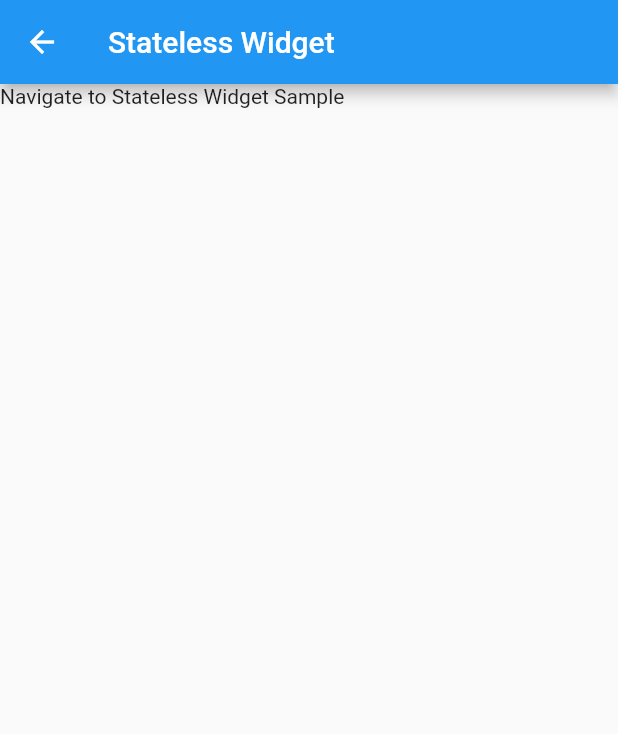
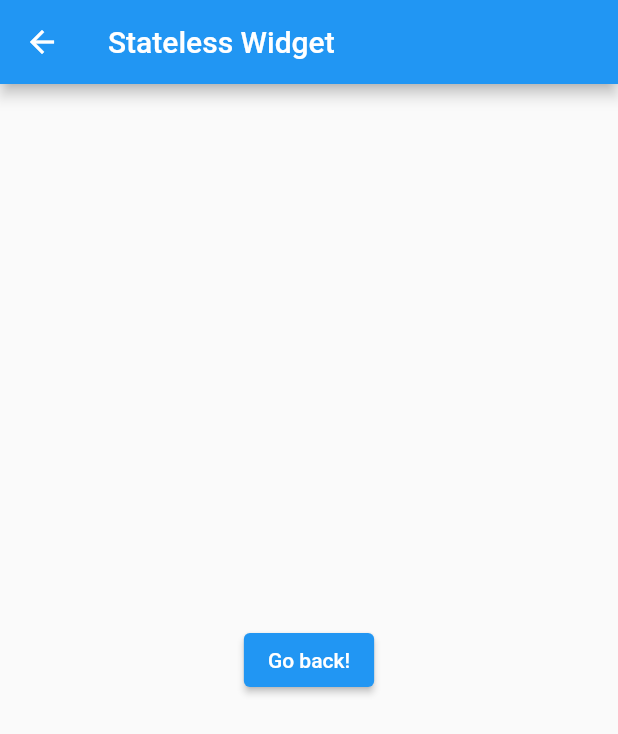
Before and after one commit to takashi-engineering/flutter-app, a Flutter app: the NavigateToStatelessWidget screen opened directly, on a phone screen of 412 x 824 dp. Shown: the top 734 px of the screen. Run offline on Flutter 3.47's test engine with Material 2 defaults, Android fonts, the phone set to English and light mode, and no system bars.

Commit message:
go backボタンを実装

```diff
--- a/lib/navigation_sample/navigate_to_stateful_widget.dart
+++ b/lib/navigation_sample/navigate_to_stateful_widget.dart
@@ -10,6 +10,7 @@ class NavigateToStatefulWidget extends StatefulWidget {
 class _NavigateToStatefulWidget extends State<NavigateToStatefulWidget> {
   @override
   Widget build(BuildContext context) {
+    // 画面部分を構築する部分
     return Scaffold(
       appBar: AppBar(
         title: const Text('Stateful Widget'),
--- a/lib/navigation_sample/navigate_to_stateless_widget.dart
+++ b/lib/navigation_sample/navigate_to_stateless_widget.dart
@@ -5,14 +5,30 @@ class NavigateToStatelessWidget extends StatelessWidget {
 
   @override
   Widget build(BuildContext context) {
+    // 画面部分を構築する部分
     return Scaffold(
       appBar: AppBar(
         title: const Text('Stateless Widget'),
       ),
-      body: const Column(
-        children: [
-          Text("Navigate to Stateless Widget Sample"),
-        ],
+      // body: const Column(
+      //   children: [
+      //     Text("Navigate to Stateless Widget Sample"),
+      //     // Center(
+      //     //   child: ElevatedButton(
+      //     //       onPressed: () {
+      //     //         Navigator.pop(context);
+      //     //       },
+      //     //       child: const Text("Go back!")),
+      //     // ),
+      //   ],
+      // ),
+      body: Center(
+        child: ElevatedButton(
+          onPressed: () {
+            Navigator.pop(context);
+          },
+          child: const Text('Go back!'),
+        ),
       ),
     );
   }
```
